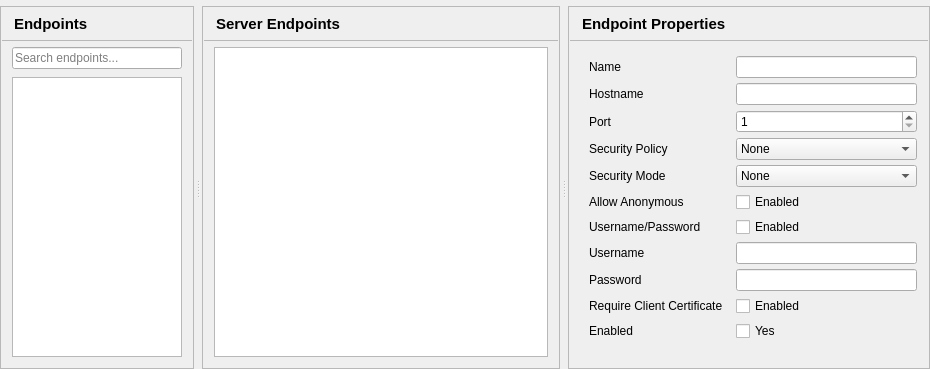
Above: src/ui/pages/endpointspage.ui from sanny32/OpenUaSim before the change. Below: the same form after it.
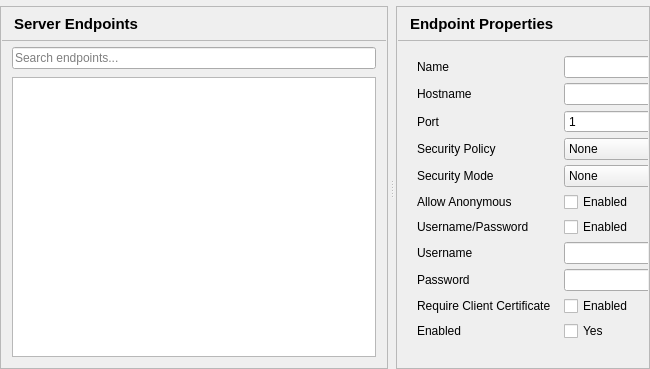
That is the form after the change.

Diff of the .ui file:
```diff
--- a/src/ui/pages/endpointspage.ui
+++ b/src/ui/pages/endpointspage.ui
@@ -29,141 +29,6 @@
      <property name="handleWidth">
       <number>8</number>
      </property>
-     <widget class="QFrame" name="endpointsPanel">
-      <property name="frameShape">
-       <enum>QFrame::StyledPanel</enum>
-      </property>
-      <property name="panel" stdset="0">
-       <bool>true</bool>
-      </property>
-      <property name="sizePolicy">
-       <sizepolicy hsizetype="Preferred" vsizetype="Preferred">
-        <horstretch>41</horstretch>
-        <verstretch>0</verstretch>
-       </sizepolicy>
-      </property>
-      <layout class="QVBoxLayout" name="endpointsPanelLayout">
-       <property name="spacing">
-        <number>0</number>
-       </property>
-       <property name="leftMargin">
-        <number>1</number>
-       </property>
-       <property name="topMargin">
-        <number>1</number>
-       </property>
-       <property name="rightMargin">
-        <number>1</number>
-       </property>
-       <property name="bottomMargin">
-        <number>1</number>
-       </property>
-       <item>
-        <layout class="QHBoxLayout" name="endpointsPanelHeaderLayout">
-         <property name="leftMargin">
-          <number>12</number>
-         </property>
-         <property name="topMargin">
-          <number>5</number>
-         </property>
-         <property name="rightMargin">
-          <number>12</number>
-         </property>
-         <property name="bottomMargin">
-          <number>5</number>
-         </property>
-         <item>
-          <widget class="QLabel" name="endpointsTitle">
-           <property name="font">
-            <font>
-             <pointsize>11</pointsize>
-             <bold>true</bold>
-            </font>
-           </property>
-           <property name="text">
-            <string>Endpoints</string>
-           </property>
-           <property name="minimumSize">
-            <size>
-             <width>0</width>
-             <height>22</height>
-            </size>
-           </property>
-          </widget>
-         </item>
-        </layout>
-       </item>
-       <item>
-        <widget class="QFrame" name="endpointsPanelSeparator">
-         <property name="frameShape">
-          <enum>QFrame::StyledPanel</enum>
-         </property>
-         <property name="minimumSize">
-          <size>
-           <width>0</width>
-           <height>1</height>
-          </size>
-         </property>
-         <property name="maximumSize">
-          <size>
-           <width>16777215</width>
-           <height>1</height>
-          </size>
-         </property>
-         <property name="separator" stdset="0">
-          <bool>true</bool>
-         </property>
-        </widget>
-       </item>
-       <item>
-        <widget class="QWidget" name="endpointsPanelBody">
-         <layout class="QVBoxLayout" name="endpointsPanelBodyLayout">
-          <property name="spacing">
-           <number>8</number>
-          </property>
-          <property name="leftMargin">
-           <number>10</number>
-          </property>
-          <property name="topMargin">
-           <number>6</number>
-          </property>
-          <property name="rightMargin">
-           <number>10</number>
-          </property>
-          <property name="bottomMargin">
-           <number>10</number>
-          </property>
-          <item>
-           <widget class="QLineEdit" name="searchEdit">
-            <property name="placeholderText">
-             <string>Search endpoints...</string>
-            </property>
-            <property name="clearButtonEnabled">
-             <bool>true</bool>
-            </property>
-           </widget>
-          </item>
-          <item>
-           <widget class="QTreeView" name="endpointsList">
-            <property name="editTriggers">
-             <set>QAbstractItemView::NoEditTriggers</set>
-            </property>
-            <property name="rootIsDecorated">
-             <bool>false</bool>
-            </property>
-            <property name="uniformRowHeights">
-             <bool>true</bool>
-            </property>
-            <property name="headerHidden">
-             <bool>true</bool>
-            </property>
-           </widget>
-          </item>
-         </layout>
-        </widget>
-       </item>
-      </layout>
-     </widget>
      <widget class="QFrame" name="serverEndpointsPanel">
       <property name="frameShape">
        <enum>QFrame::StyledPanel</enum>
@@ -173,7 +38,7 @@
       </property>
       <property name="sizePolicy">
        <sizepolicy hsizetype="Preferred" vsizetype="Preferred">
-        <horstretch>76</horstretch>
+        <horstretch>117</horstretch>
         <verstretch>0</verstretch>
        </sizepolicy>
       </property>
@@ -268,6 +133,16 @@
           <property name="bottomMargin">
            <number>10</number>
           </property>
+          <item>
+           <widget class="QLineEdit" name="searchEdit">
+            <property name="placeholderText">
+             <string>Search endpoints...</string>
+            </property>
+            <property name="clearButtonEnabled">
+             <bool>true</bool>
+            </property>
+           </widget>
+          </item>
           <item>
            <widget class="QTableView" name="endpointsView">
             <property name="editTriggers">
```
Left out of the diff: 2 changed lines with no effect on the pictures.
